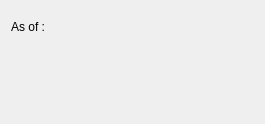
The window that guiclient/printStatementByCustomer.ui (Pegasus-RPG/xtuple-client) describes before a commit, drawn with Qt 5.
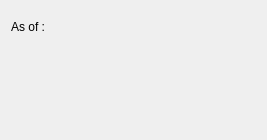
The same window after the commit. Custom widgets are drawn as their Qt base class.

Patch:
```diff
--- a/guiclient/printStatementByCustomer.ui
+++ b/guiclient/printStatementByCustomer.ui
@@ -13,15 +13,15 @@
    <rect>
     <x>0</x>
     <y>0</y>
-    <width>265</width>
-    <height>124</height>
+    <width>267</width>
+    <height>140</height>
    </rect>
   </property>
   <property name="windowTitle">
    <string>Print Statement by Customer</string>
   </property>
   <layout class="QGridLayout" name="gridLayout_2">
-   <item row="0" column="1">
+   <item row="0" column="0">
     <layout class="QGridLayout" name="gridLayout">
      <item row="3" column="0">
       <layout class="QHBoxLayout" name="horizontalLayout">
@@ -74,12 +74,12 @@
  <customwidgets>
   <customwidget>
    <class>CustCluster</class>
-   <extends></extends>
+   <extends>QWidget</extends>
    <header>custcluster.h</header>
   </customwidget>
   <customwidget>
    <class>DLineEdit</class>
-   <extends></extends>
+   <extends>QWidget</extends>
    <header>datecluster.h</header>
    <container>1</container>
   </customwidget>
```
